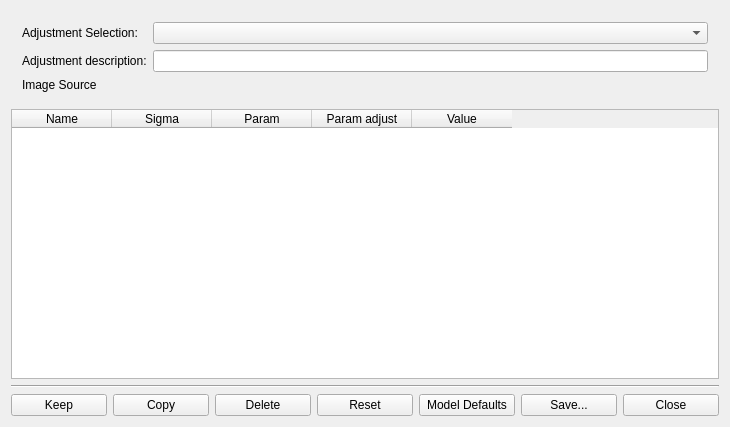
Old version of the form src/ossimGui/ui/AdjustableParameterEditor.ui in the repository ossimlabs/ossim-gui.
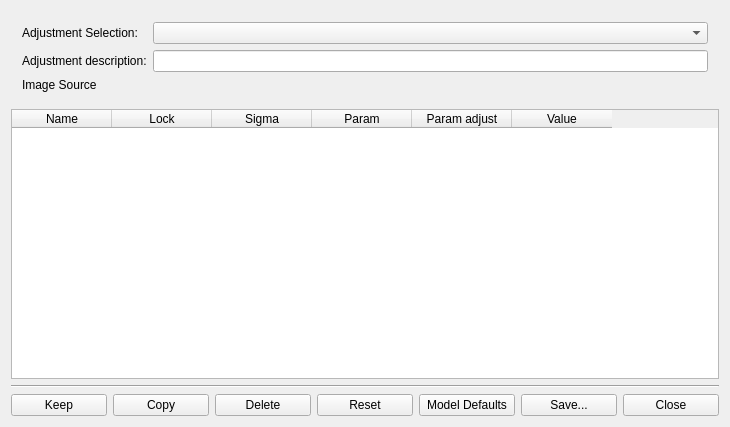
New version of the form.

Commit message: Add adjustable parameter lock editing

What changed in the file:
```diff
--- a/src/ossimGui/ui/AdjustableParameterEditor.ui
+++ b/src/ossimGui/ui/AdjustableParameterEditor.ui
@@ -67,6 +67,11 @@
        <string>Name</string>
       </property>
      </column>
+     <column>
+      <property name="text">
+       <string>Lock</string>
+      </property>
+     </column>
      <column>
       <property name="text">
        <string>Sigma</string>
```
The commit also changes 2 other files.
